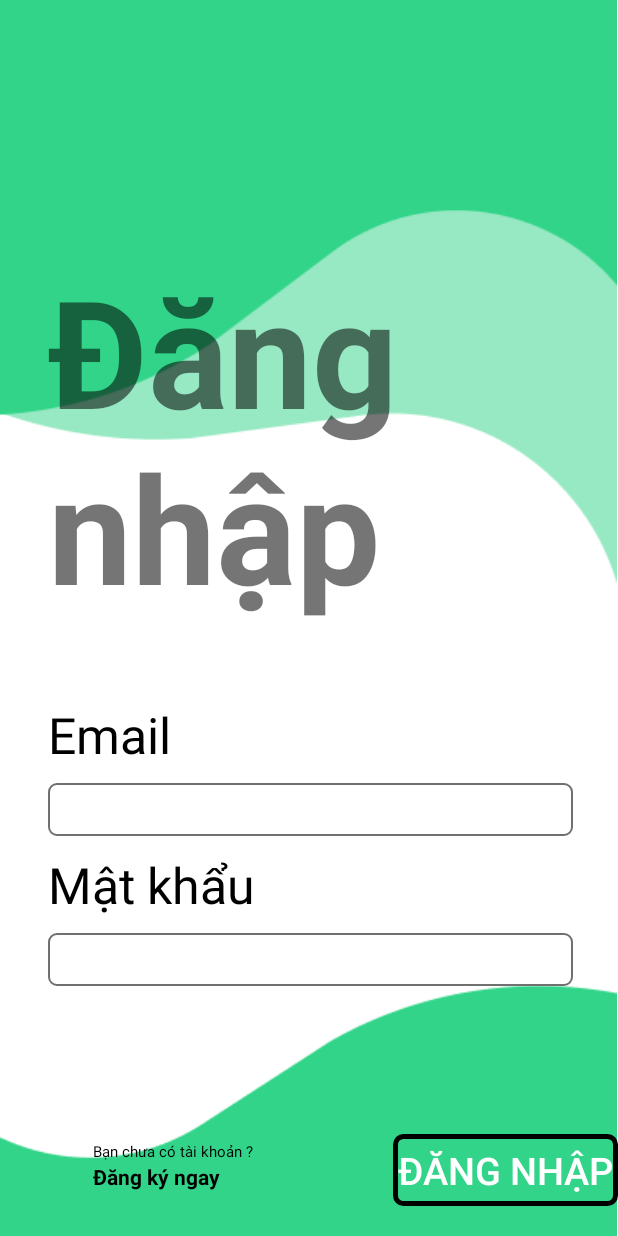
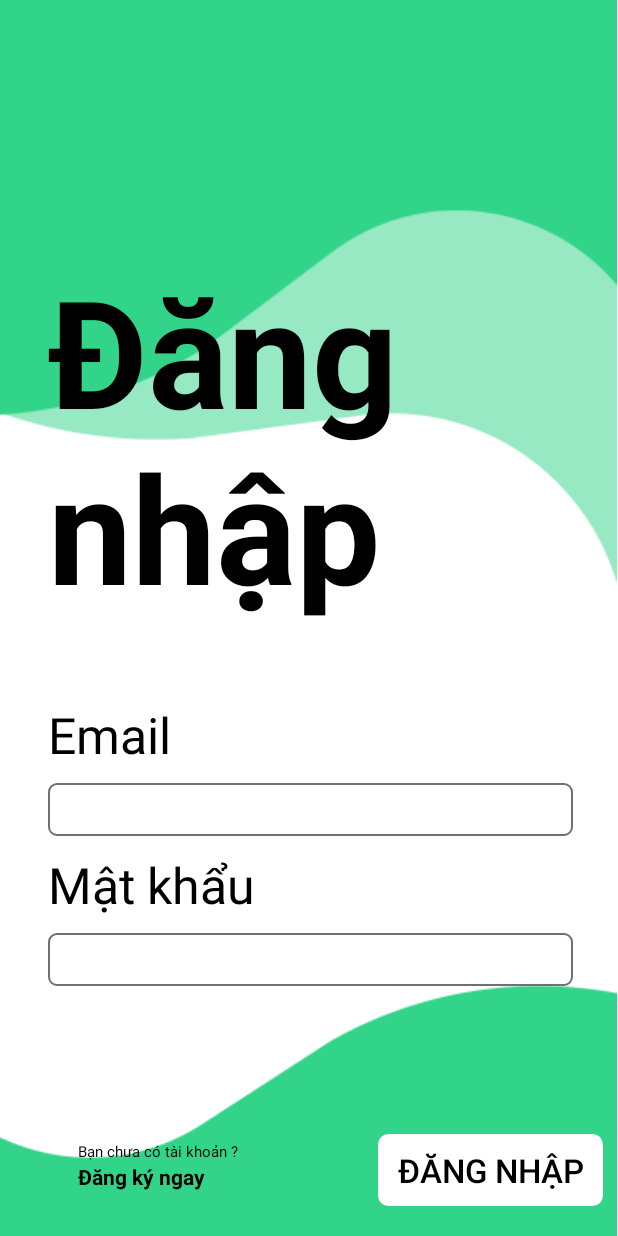
Before and after one commit to VanDuyN/Good_Phone, an Android app: the LogIn screen opened directly, with no data from a screen before it, on a phone screen of 412 x 824 dp. Run offline under Robolectric (Android 15) with nearby library versions, the phone set to English and light mode, and no system bars; our stand-ins replace Firebase (no records; nobody signed in at launch, a user with empty details on screens opened directly).

Commit message:
done motion

```diff
--- a/app/src/main/res/layout/log_in.xml
+++ b/app/src/main/res/layout/log_in.xml
@@ -59,6 +59,7 @@
             android:layout_marginBottom="50dp"
             android:text="Đăng nhập"
             android:textSize="150px"
+            android:textColor="@color/black"
             android:textStyle="bold"
             tools:ignore="MissingConstraints"
             tools:layout_editor_absoluteX="20dp"
@@ -148,10 +149,11 @@
             android:id="@+id/btnLogin"
             android:layout_width="150dp"
             android:layout_height="wrap_content"
+            android:layout_marginEnd="10dp"
             android:background="@drawable/bg_line_black"
-
             android:text="Đăng nhập"
-            android:textColor="@color/white"
-            android:textSize="25dp" />
+            android:backgroundTint="@color/white"
+            android:textColor="@color/black"
+            android:textSize="22dp" />
     </LinearLayout>
 </androidx.constraintlayout.widget.ConstraintLayout>
--- a/app/src/main/res/layout/register.xml
+++ b/app/src/main/res/layout/register.xml
@@ -57,8 +57,8 @@
             android:layout_width="wrap_content"
             android:layout_height="wrap_content"
             android:layout_marginBottom="10dp"
+            android:textColor="@color/black"
             android:text="Đăng ký"
-            android:textColor="@color/black"
             android:textSize="150px"
             android:textStyle="bold"
             tools:ignore="MissingConstraints"
@@ -247,7 +247,7 @@
             android:text="Đăng ký"
             android:backgroundTint="@color/white"
             android:textColor="@color/black"
-            android:textSize="25dp" />
+            android:textSize="23dp" />
 
 
     </LinearLayout>
```
